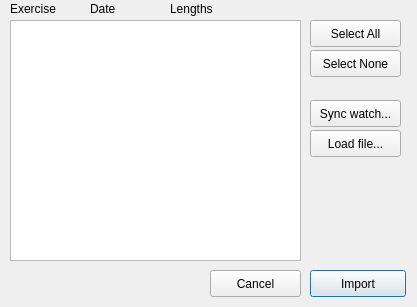
Qt form ui/upload.ui (ihewitt/poolviewer) before a commit.
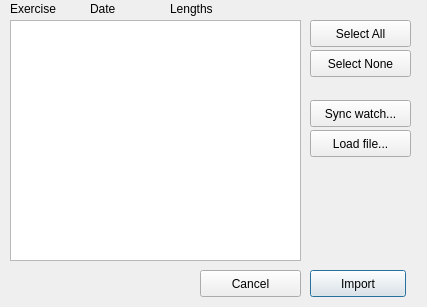
The same form after that commit.

Commit message: Marginally wider dialogs to avoid truncation.

```diff
--- a/ui/upload.ui
+++ b/ui/upload.ui
@@ -6,19 +6,19 @@
    <rect>
     <x>0</x>
     <y>0</y>
-    <width>417</width>
+    <width>427</width>
     <height>307</height>
    </rect>
   </property>
   <property name="minimumSize">
    <size>
-    <width>417</width>
+    <width>427</width>
     <height>307</height>
    </size>
   </property>
   <property name="maximumSize">
    <size>
-    <width>417</width>
+    <width>427</width>
     <height>307</height>
    </size>
   </property>
@@ -30,7 +30,7 @@
     <rect>
      <x>310</x>
      <y>100</y>
-     <width>91</width>
+     <width>101</width>
      <height>27</height>
     </rect>
    </property>
@@ -43,7 +43,7 @@
     <rect>
      <x>310</x>
      <y>130</y>
-     <width>91</width>
+     <width>101</width>
      <height>27</height>
     </rect>
    </property>
@@ -72,7 +72,7 @@
     <rect>
      <x>310</x>
      <y>20</y>
-     <width>91</width>
+     <width>101</width>
      <height>27</height>
     </rect>
    </property>
@@ -85,7 +85,7 @@
     <rect>
      <x>310</x>
      <y>50</y>
-     <width>91</width>
+     <width>101</width>
      <height>27</height>
     </rect>
    </property>
@@ -151,9 +151,9 @@
   <widget class="QPushButton" name="pushButton_2">
    <property name="geometry">
     <rect>
-     <x>210</x>
+     <x>200</x>
      <y>270</y>
-     <width>91</width>
+     <width>101</width>
      <height>27</height>
     </rect>
    </property>
```
The commit also changes 1 other file.
